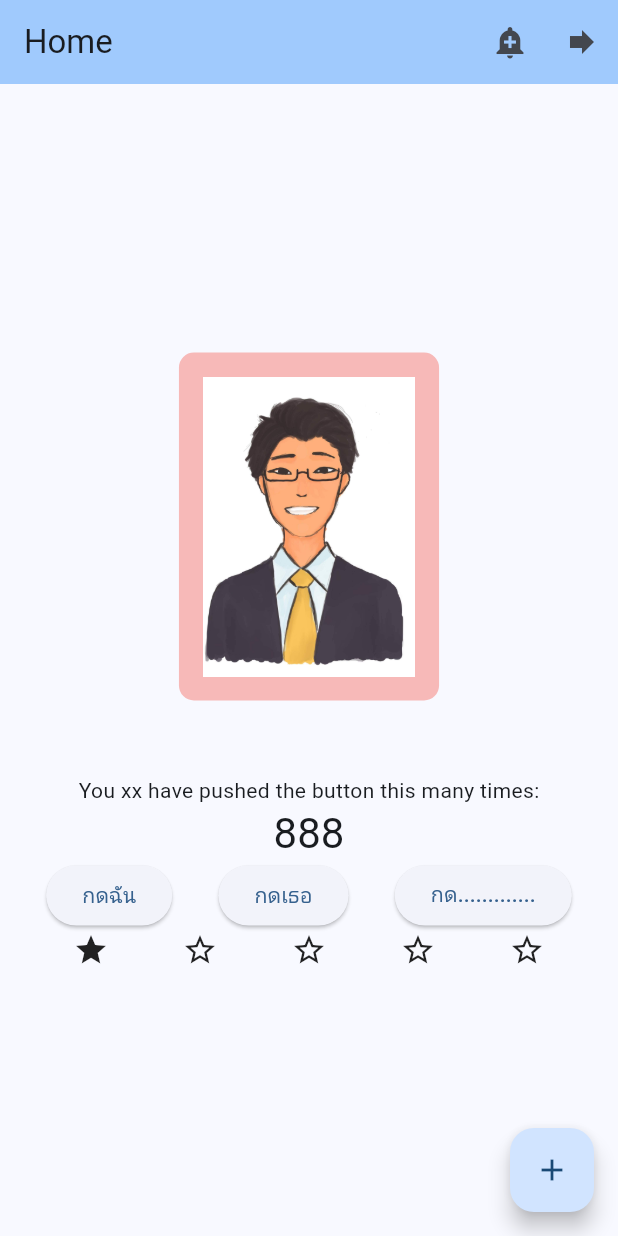
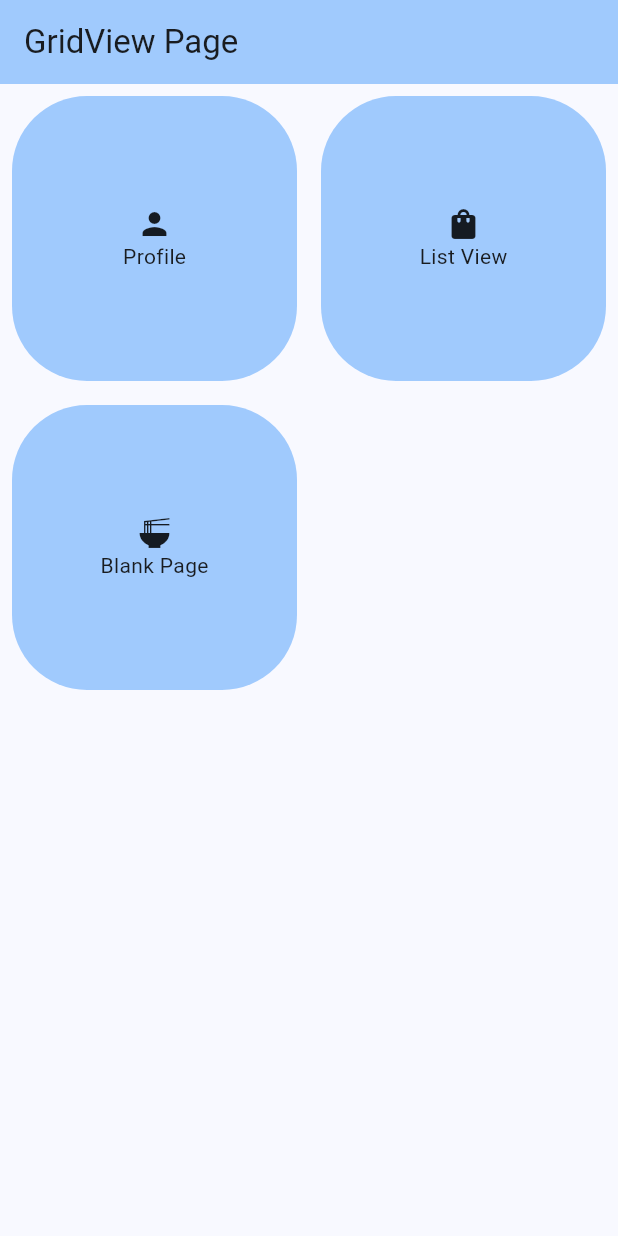
Before and after one commit to is767-3-2024/winai, a Flutter app: the screen it shows after launch, on a phone screen of 412 x 824 dp. Run offline on Flutter 3.47's test engine with Material 3 defaults, Android fonts, the phone set to English and light mode, and no system bars.

Commit message:
21 June Morning

```diff
--- a/first_app/lib/main.dart
+++ b/first_app/lib/main.dart
@@ -1,3 +1,7 @@
+import 'package:first_app/pages/00_home_page.dart';
+import 'package:first_app/pages/01_profile_page.dart';
+import 'package:first_app/pages/02_list_view_page.dart';
+import 'package:first_app/pages/99_blank_page.dart';
 import 'package:flutter/material.dart';
 
 void main() {
@@ -14,188 +18,13 @@ class MyApp extends StatelessWidget {
       theme: ThemeData(
         colorScheme: ColorScheme.fromSeed(seedColor: Colors.blue),
       ),
-      initialRoute: '/',
+      initialRoute: '/0',
       routes: {
-        '/': (context) => MyHomePage(title: 'Home'),
-        '/details': (context) => ListViewPage(),
+        '/0': (context) => GridViewPage(),
+        '/1': (context) => MyHomePage(title: 'Home'),
+        '/2': (context) => ListViewPage(),
+        '/3': (context) => BlankPage(),
       },
     );
   }
 }
-
-class MyHomePage extends StatefulWidget {
-  const MyHomePage({super.key, required this.title});
-  final String title;
-
-  @override
-  State<MyHomePage> createState() => _MyHomePageState();
-}
-
-class _MyHomePageState extends State<MyHomePage> {
-  int _counter = 0;
-
-  void _incrementCounterX() {
-    _counter++;
-
-    print(_counter % 10);
-    if (_counter % 10 == 0 ) {
-      setState(() {
-
-      });
-    }
-  }
-
-  @override
-  void initState() {
-    super.initState();
-    _counter = 888;
-  }
-
-  @override
-  Widget build(BuildContext context) {
-    return Scaffold(
-      appBar: AppBar(
-        backgroundColor: Theme.of(context).colorScheme.inversePrimary,
-        title: Text(widget.title),
-        actions: [
-          IconButton(
-            icon: Icon(Icons.add_alert),
-            onPressed: () {
-              ScaffoldMessenger.of(context).showSnackBar(
-                SnackBar(
-                  content: Text('This is an alert'),
-                  action: SnackBarAction(
-                    label: 'Okay',
-                    onPressed: () {
-                      Navigator.pushNamed(context, '/details');
-                    },
-                  ),
-                ),
-              );
-            },
-          ),
-          IconButton(
-            icon: Icon(Icons.forward),
-            onPressed: () {
-              Navigator.pushNamed(context, '/details');
-            },
-          ),
-        ],
-      ),
-      body: Center(
-        child: Column(
-          mainAxisAlignment: MainAxisAlignment.center,
-          children: <Widget>[
-            Container(
-              margin: EdgeInsets.only(bottom: 50.0),
-              padding: EdgeInsets.all(16.0),
-              decoration: BoxDecoration(
-                color: Colors.red.withAlpha(90),
-                borderRadius: BorderRadius.circular(10.0),
-              ),
-              child: SizedBox(
-                height: 200.0,
-                child: Image.asset(
-                  'assets/images/AvatarMe.jpg',
-                ),
-              ),
-            ),
-            Text('You xx have pushed the button this many times:'),
-            Text(
-              '$_counter',
-              style: Theme.of(context).textTheme.headlineMedium,
-            ),
-            Row(
-              mainAxisAlignment: MainAxisAlignment.spaceEvenly,
-              children: [
-                MyButton("กดฉัน"),
-                MyButton("กดเธอ"),
-                MyButton("กด............."),
-              ],
-            ),
-            MyRatingBar(),
-          ],
-        ),
-      ),
-      floatingActionButton: FloatingActionButton(
-        onPressed: _incrementCounterX,
-        tooltip: 'Increment',
-        child: const Icon(Icons.add),
-      ),
-    );
-  }
-}
-
-class MyButton extends StatelessWidget {
-  final String buttonText;
-  const MyButton(this.buttonText, {super.key});
-
-  @override
-  Widget build(BuildContext context) {
-    return ElevatedButton(
-      child: Text(buttonText),
-      onPressed: () {},
-    );
-  }
-}
-
-class MyRatingBar extends StatelessWidget {
-  @override
-  Widget build(BuildContext context) {
-    return Row(
-      mainAxisAlignment: MainAxisAlignment.spaceEvenly,
-      children: [
-        Icon(Icons.star),
-        Icon(Icons.star_border_outlined),
-        Icon(Icons.star_border_outlined),
-        Icon(Icons.star_border_outlined),
-        Icon(Icons.star_border_outlined),
-      ],
-
-    );
-  }
-}
-
-class BlankPage extends StatelessWidget {
-  @override
-  Widget build(BuildContext context) {
-    return Scaffold(
-      appBar: AppBar(
-        backgroundColor: Theme.of(context).colorScheme.inversePrimary,
-        title: Text('Blank Page'),
-      ),
-      body: Center(
-        child: Text('This page intentionally blank'),
-      ),
-    );
-  }
-}
-
-class ListViewPage extends StatelessWidget {
-  final List<String> entries = <String>['A', 'B', 'C', 'D', 'E', 'F', 'G'];
-  final List<int> colorCodes = <int>[600, 500, 100, 600, 500, 100, 600];
-
-  @override
-  Widget build(BuildContext context) {
-    return Scaffold(
-      appBar: AppBar(
-        backgroundColor: Theme.of(context).colorScheme.inversePrimary,
-        title: Text('ListView Page'),
-      ),
-      body: ListView.builder(
-        padding: EdgeInsets.all(8.0),
-        itemCount: entries.length,
-        itemBuilder: (context, index) {
-          return Container(
-            margin: EdgeInsets.all(8.0),
-            height: 150.0,
-            color: Colors.amber[colorCodes[index]],
-            child: Center(
-              child: Text('Entry ${entries[index]}'),
-            ),
-          );
-        },
-      ),
-    );
-  }
-}
--- /dev/null
+++ b/first_app/lib/pages/00_home_page.dart
@@ -0,0 +1,42 @@
+import 'package:flutter/material.dart';
+
+class GridViewPage extends StatelessWidget {
+  final List<String> menuTitles = ['Profile', 'List View', 'Blank Page'];
+  final List<IconData> menuIcons = [Icons.person, Icons.shopping_bag, Icons.ramen_dining];
+
+  @override
+  Widget build(BuildContext context) {
+    return Scaffold(
+      appBar: AppBar(
+        backgroundColor: Theme.of(context).colorScheme.inversePrimary,
+        title: Text('GridView Page'),
+      ),
+      body: GridView.count(
+        crossAxisCount: 2,
+        children: List.generate(3, (index) {
+            return InkWell(
+              onTap: () {
+                Navigator.pushNamed(context, '/${index+1}');
+              },
+              child: Container(
+                margin: EdgeInsets.all(8.0),
+                padding: EdgeInsets.all(8.0),
+                decoration: BoxDecoration(
+                  color: Theme.of(context).colorScheme.inversePrimary,
+                  borderRadius: BorderRadius.circular(50.0),
+                ),
+                child: Column(
+                  mainAxisAlignment: MainAxisAlignment.center,
+                  children: [
+                    Icon(menuIcons[index]),
+                    Text(menuTitles[index]),
+                  ],
+                ),
+              ),
+            );
+          },
+        ),
+      ),
+    );
+  }
+}
```
Also changed, not shown: first_app/lib/pages/01_profile_page.dart (added, +134 -0 lines), first_app/lib/pages/02_list_view_page.dart (added, +38 -0 lines), first_app/lib/pages/99_blank_page.dart (added, +16 -0 lines).
